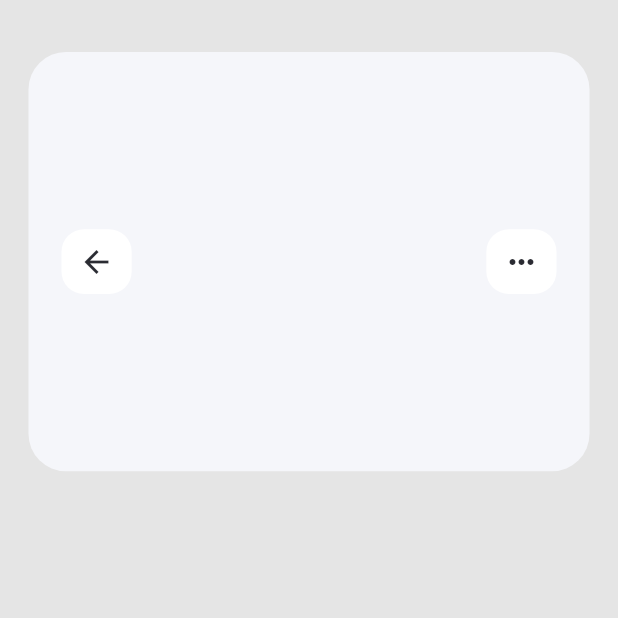
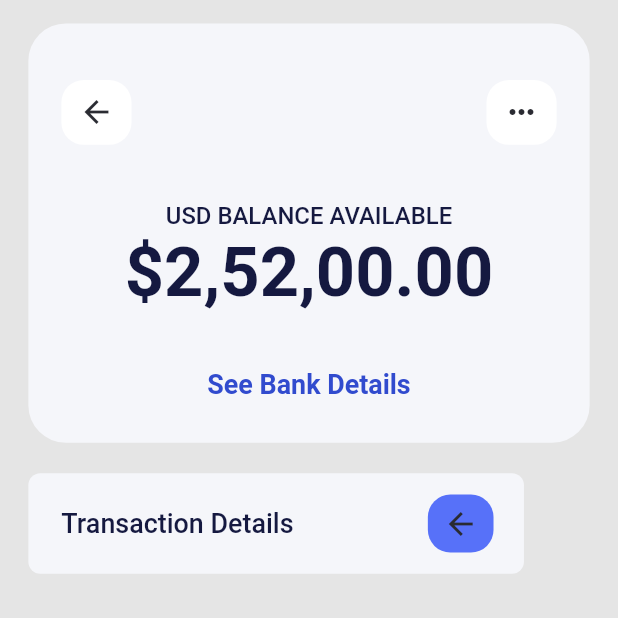
Before and after one commit to bolajibillionz/grazac_cohort_13_fintech_app, a Flutter app: the Transaction screen opened directly, on a phone screen of 412 x 824 dp, the top half of it. Run offline on Flutter 3.47's test engine with Material 2 defaults, Android fonts, the phone set to English and light mode, and no system bars; our stand-ins replace device_preview; Roboto replaces fonts that are missing (ClashDisplay-Variable, FontsFree-Net-ClashDisplay-Variable).

Commit message:
transaction

```diff
--- a/lib/core/constants.dart
+++ b/lib/core/constants.dart
@@ -11,6 +11,7 @@ class Palette {
   static const Color deviderColor = Color(0xFFd8def6);
   static const Color usdColor = Color(0xFF7f8192);
   static const Color textColor = Color(0xFF020000);
+   static const Color textColor2 = Color(0xFF314bce);
 }
 
 class FontFamily {
--- a/lib/presentation/transaction.dart
+++ b/lib/presentation/transaction.dart
@@ -21,22 +21,26 @@ class _TransactionState extends State<Transaction> {
         body: SafeArea(
             child: SingleChildScrollView(
                 child: Padding(
-                    padding: EdgeInsets.all(19.0),
+                    padding: EdgeInsets.only(
+                        left: getProportionateScreenWidth(19),
+                        right: getProportionateScreenWidth(19),
+                        top: getProportionateScreenHeight(17)),
                     child: Column(
-                        // crossAxisAlignment: CrossAxisAlignment.start,
+                        crossAxisAlignment: CrossAxisAlignment.start,
                         children: [
-                          SizedBox(
-                            height: getProportionateScreenHeight(17),
-                          ),
-                          Center(
-                            child: Container(
+                          Container(
                             padding: EdgeInsets.only(left: 22, right: 22),
                             height: getProportionateScreenHeight(304),
-                              width: getProportionateScreenWidth(376),
+                            width: double.infinity,
                             decoration: BoxDecoration(
                                 color: Palette.primaryContainerColor,
                                 borderRadius: BorderRadius.circular(25)),
-                              child: Row(
+                            child: Column(
+                              children: [
+                                SizedBox(
+                                  height: getProportionateScreenHeight(41),
+                                ),
+                                Row(
                                   mainAxisAlignment:
                                       MainAxisAlignment.spaceBetween,
                                   children: [
@@ -66,6 +70,69 @@ class _TransactionState extends State<Transaction> {
                                     ),
                                   ],
                                 ),
+                                SizedBox(
+                                  height: getProportionateScreenHeight(41),
+                                ),
+                                createGeneralText(
+                                    inputText: 'USD BALANCE AVAILABLE',
+                                    fontSize: 16,
+                                    family: FontFamily.clashVariable,
+                                    weight: FontWeight.w500,
+                                    colorName: Palette.primaryTextColor1),
+                                SizedBox(
+                                  height: getProportionateScreenHeight(2),
+                                ),
+                                createGeneralText(
+                                    inputText: '\$2,52,00.00',
+                                    fontSize: 46,
+                                    family: FontFamily.clashVariable2,
+                                    weight: FontWeight.bold,
+                                    colorName: Palette.primaryTextColor1),
+                                SizedBox(
+                                  height: getProportionateScreenHeight(40),
+                                ),
+                                createGeneralText(
+                                    inputText: 'See Bank Details',
+                                    fontSize: 18,
+                                    family: FontFamily.clashVariable2,
+                                    weight: FontWeight.w600,
+                                    colorName: Palette.textColor2)
+                              ],
+                            ),
+                          ),
+                          SizedBox(
+                            height: getProportionateScreenHeight(22),
+                          ),
+                          Container(
+                            padding: EdgeInsets.only(left: 22, right: 22),
+                            height: getProportionateScreenHeight(73),
+                            width: getProportionateScreenWidth(332),
+                            decoration: BoxDecoration(
+                                color: Palette.primaryContainerColor,
+                                borderRadius: BorderRadius.circular(8)),
+                            child: Row(
+                              children: [
+                                createGeneralText(
+                                    inputText: 'Transaction Details',
+                                    fontSize: 18,
+                                    family: FontFamily.clashVariable2,
+                                    weight: FontWeight.w500,
+                                    colorName: Palette.primaryTextColor1),
+                                SizedBox(
+                                  width: getProportionateScreenWidth(90),
+                                ),
+                                Container(
+                                  height: getProportionateScreenHeight(42),
+                                  width: getProportionateScreenWidth(44),
+                                  decoration: BoxDecoration(
+                                      color: Palette.primaryColor1,
+                                      borderRadius: BorderRadius.circular(15)),
+                                  child: Icon(
+                                    Icons.arrow_back,
+                                    color: Palette.primaryIconsColor1,
+                                  ),
+                                ),
+                              ],
                             ),
                           ),
                         ])))));
```
Lines whose indentation alone changed are shown as unchanged.
